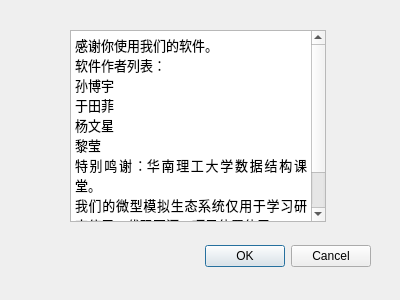
Above: aboutusdialog.ui from CieloSun/LifeGameGUI before the change. Below: the same form after it.
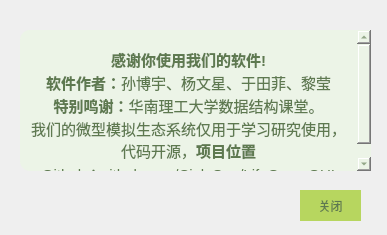
That is the form after the change.

```diff
--- a/aboutusdialog.ui
+++ b/aboutusdialog.ui
@@ -6,53 +6,60 @@
    <rect>
     <x>0</x>
     <y>0</y>
-    <width>400</width>
-    <height>300</height>
+    <width>387</width>
+    <height>235</height>
    </rect>
   </property>
   <property name="windowTitle">
    <string>关于我们</string>
   </property>
-  <widget class="QDialogButtonBox" name="buttonBox">
-   <property name="geometry">
-    <rect>
-     <x>30</x>
-     <y>240</y>
-     <width>341</width>
-     <height>32</height>
-    </rect>
-   </property>
-   <property name="orientation">
-    <enum>Qt::Horizontal</enum>
-   </property>
-   <property name="standardButtons">
-    <set>QDialogButtonBox::Cancel|QDialogButtonBox::Ok</set>
-   </property>
-  </widget>
   <widget class="QTextBrowser" name="textBrowser">
    <property name="geometry">
     <rect>
-     <x>70</x>
+     <x>20</x>
      <y>30</y>
-     <width>256</width>
-     <height>192</height>
+     <width>351</width>
+     <height>141</height>
     </rect>
    </property>
+   <property name="styleSheet">
+    <string notr="true">color: rgb(94, 121, 80);
+background-color: rgb(236, 244, 231);
+border:0px;
+font: 11pt &quot;黑体&quot;;
+border-radius:10px;
+</string>
+   </property>
    <property name="html">
     <string>&lt;!DOCTYPE HTML PUBLIC &quot;-//W3C//DTD HTML 4.0//EN&quot; &quot;http://www.w3.org/TR/REC-html40/strict.dtd&quot;&gt;
 &lt;html&gt;&lt;head&gt;&lt;meta name=&quot;qrichtext&quot; content=&quot;1&quot; /&gt;&lt;style type=&quot;text/css&quot;&gt;
 p, li { white-space: pre-wrap; }
-&lt;/style&gt;&lt;/head&gt;&lt;body style=&quot; font-family:'SimSun'; font-size:9pt; font-weight:400; font-style:normal;&quot;&gt;
-&lt;p style=&quot; margin-top:0px; margin-bottom:0px; margin-left:0px; margin-right:0px; -qt-block-indent:0; text-indent:0px;&quot;&gt;&lt;span style=&quot; font-size:10pt;&quot;&gt;感谢你使用我们的软件。&lt;/span&gt;&lt;/p&gt;
-&lt;p align=&quot;justify&quot; style=&quot; margin-top:0px; margin-bottom:0px; margin-left:0px; margin-right:0px; -qt-block-indent:0; text-indent:0px;&quot;&gt;&lt;span style=&quot; font-size:10pt;&quot;&gt;软件作者列表：&lt;/span&gt;&lt;/p&gt;
-&lt;p align=&quot;justify&quot; style=&quot; margin-top:0px; margin-bottom:0px; margin-left:0px; margin-right:0px; -qt-block-indent:0; text-indent:0px;&quot;&gt;&lt;span style=&quot; font-size:10pt;&quot;&gt;孙博宇&lt;/span&gt;&lt;/p&gt;
-&lt;p align=&quot;justify&quot; style=&quot; margin-top:0px; margin-bottom:0px; margin-left:0px; margin-right:0px; -qt-block-indent:0; text-indent:0px;&quot;&gt;&lt;span style=&quot; font-size:10pt;&quot;&gt;于田菲&lt;/span&gt;&lt;/p&gt;
-&lt;p align=&quot;justify&quot; style=&quot; margin-top:0px; margin-bottom:0px; margin-left:0px; margin-right:0px; -qt-block-indent:0; text-indent:0px;&quot;&gt;&lt;span style=&quot; font-size:10pt;&quot;&gt;杨文星&lt;/span&gt;&lt;/p&gt;
-&lt;p align=&quot;justify&quot; style=&quot; margin-top:0px; margin-bottom:0px; margin-left:0px; margin-right:0px; -qt-block-indent:0; text-indent:0px;&quot;&gt;&lt;span style=&quot; font-size:10pt;&quot;&gt;黎莹&lt;/span&gt;&lt;/p&gt;
-&lt;p align=&quot;justify&quot; style=&quot; margin-top:0px; margin-bottom:0px; margin-left:0px; margin-right:0px; -qt-block-indent:0; text-indent:0px;&quot;&gt;&lt;span style=&quot; font-size:10pt;&quot;&gt;特别鸣谢：华南理工大学数据结构课堂。&lt;/span&gt;&lt;/p&gt;
-&lt;p align=&quot;justify&quot; style=&quot; margin-top:0px; margin-bottom:0px; margin-left:0px; margin-right:0px; -qt-block-indent:0; text-indent:0px;&quot;&gt;&lt;span style=&quot; font-size:10pt;&quot;&gt;我们的微型模拟生态系统仅用于学习研究使用，代码开源，项目位置位于&lt;/span&gt;&lt;/p&gt;
-&lt;p align=&quot;justify&quot; style=&quot; margin-top:0px; margin-bottom:0px; margin-left:0px; margin-right:0px; -qt-block-indent:0; text-indent:0px;&quot;&gt;&lt;span style=&quot; font-size:10pt;&quot;&gt;Github：&lt;/span&gt;&lt;/p&gt;
-&lt;p align=&quot;justify&quot; style=&quot; margin-top:0px; margin-bottom:0px; margin-left:0px; margin-right:0px; -qt-block-indent:0; text-indent:0px;&quot;&gt;github.com/CieloSun/LifeGameGUI&lt;/p&gt;&lt;/body&gt;&lt;/html&gt;</string>
+&lt;/style&gt;&lt;/head&gt;&lt;body style=&quot; font-family:'黑体'; font-size:11pt; font-weight:400; font-style:normal;&quot;&gt;
+&lt;p align=&quot;center&quot; style=&quot;-qt-paragraph-type:empty; margin-top:0px; margin-bottom:0px; margin-left:0px; margin-right:0px; -qt-block-indent:0; text-indent:0px; font-family:'SimSun'; font-size:9pt;&quot;&gt;&lt;br /&gt;&lt;/p&gt;
+&lt;p align=&quot;center&quot; style=&quot; margin-top:0px; margin-bottom:0px; margin-left:0px; margin-right:0px; -qt-block-indent:0; text-indent:0px;&quot;&gt;&lt;span style=&quot; font-family:'SimSun'; font-weight:600; color:#5e7950;&quot;&gt;感谢你使用我们的软件!&lt;/span&gt;&lt;/p&gt;
+&lt;p align=&quot;center&quot; style=&quot; margin-top:0px; margin-bottom:0px; margin-left:0px; margin-right:0px; -qt-block-indent:0; text-indent:0px;&quot;&gt;&lt;span style=&quot; font-family:'SimSun'; font-weight:600; color:#5e7950;&quot;&gt;软件作者：&lt;/span&gt;&lt;span style=&quot; font-family:'SimSun'; color:#5e7950;&quot;&gt;孙博宇、杨文星、于田菲、黎莹&lt;/span&gt;&lt;/p&gt;
+&lt;p align=&quot;center&quot; style=&quot; margin-top:0px; margin-bottom:0px; margin-left:0px; margin-right:0px; -qt-block-indent:0; text-indent:0px;&quot;&gt;&lt;span style=&quot; font-family:'SimSun'; font-weight:600; color:#5e7950;&quot;&gt;特别鸣谢：&lt;/span&gt;&lt;span style=&quot; font-family:'SimSun'; color:#5e7950;&quot;&gt;华南理工大学数据结构课堂。&lt;/span&gt;&lt;/p&gt;
+&lt;p align=&quot;center&quot; style=&quot; margin-top:0px; margin-bottom:0px; margin-left:0px; margin-right:0px; -qt-block-indent:0; text-indent:0px;&quot;&gt;&lt;span style=&quot; font-family:'SimSun'; color:#5e7950;&quot;&gt;我们的微型模拟生态系统仅用于学习研究使用，代码开源，&lt;/span&gt;&lt;span style=&quot; font-family:'SimSun'; font-weight:600; color:#5e7950;&quot;&gt;项目位置&lt;/span&gt;&lt;/p&gt;
+&lt;p align=&quot;center&quot; style=&quot; margin-top:0px; margin-bottom:0px; margin-left:0px; margin-right:0px; -qt-block-indent:0; text-indent:0px;&quot;&gt;&lt;span style=&quot; font-family:'SimSun'; color:#5e7950;&quot;&gt;Github：github.com/CieloSun/LifeGameGUI&lt;/span&gt;&lt;/p&gt;&lt;/body&gt;&lt;/html&gt;</string>
+   </property>
+  </widget>
+  <widget class="QPushButton" name="pushButton_2">
+   <property name="geometry">
+    <rect>
+     <x>300</x>
+     <y>190</y>
+     <width>61</width>
+     <height>31</height>
+    </rect>
+   </property>
+   <property name="styleSheet">
+    <string notr="true">color: rgb(94, 121, 80);
+background-color: rgb(183, 214, 95);
+border:0px;
+font: 13pt &quot;黑体&quot;;</string>
+   </property>
+   <property name="text">
+    <string>关闭</string>
    </property>
   </widget>
  </widget>
```
Left out of the diff: 28 changed lines with no effect on the pictures.
